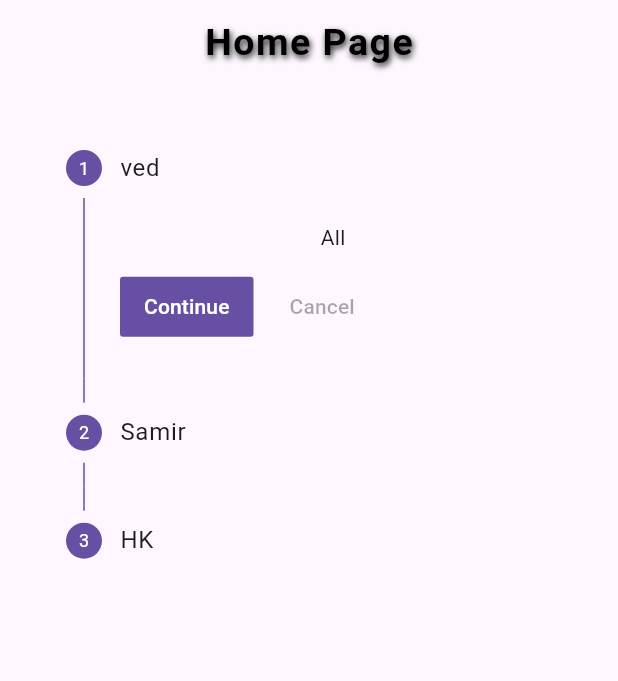
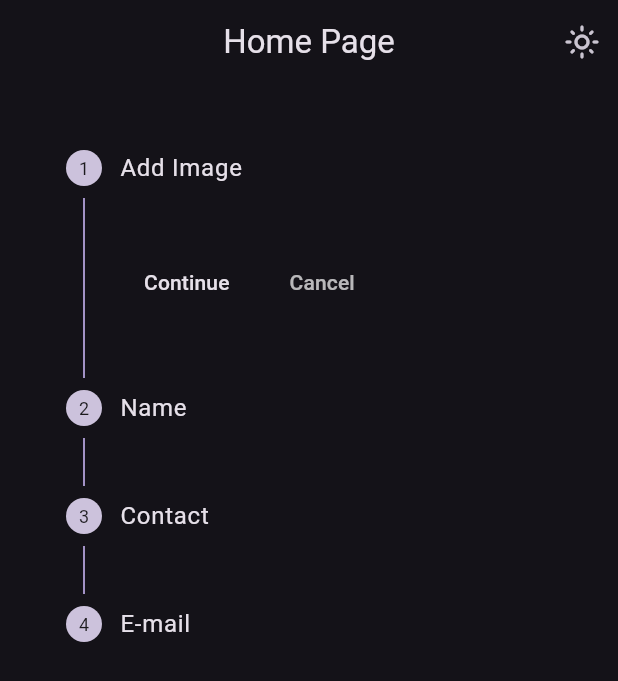
Before and after one commit to Vedpatel28/af_provider_contact_diary_app, a Flutter app: the screen it shows after launch, on a phone screen of 412 x 824 dp. Shown: the top 681 px of the screen. Run offline on Flutter 3.47's test engine with Material 2 defaults, Android fonts, the phone set to English and light mode, and no system bars; our stand-ins replace device_preview, google_fonts; Roboto replaces fonts that are missing (Varta).

Commit message:
VP | 25/05/23 | # Theme Add...

```diff
--- a/lib/controllers/stepper_controller.dart
+++ b/lib/controllers/stepper_controller.dart
@@ -1,15 +1,29 @@
 import 'package:flutter/cupertino.dart';
+import 'package:flutter/material.dart';
 
 class MyStepper extends ChangeNotifier {
   int steppercounte = 0;
 
   stepperup() {
+    if (steppercounte < 3) {
+      steppercounte++;
+    }
     notifyListeners();
-    steppercounte++;
   }
 
   stepperdoun() {
-    steppercounte--;
+    if (steppercounte > 0) {
+      steppercounte--;
+    }
     notifyListeners();
   }
 }
+
+class Themechanger extends ChangeNotifier {
+  bool themechange = true;
+
+  changetheme() {
+    themechange = !themechange;
+    notifyListeners();
+  }
+}
--- a/lib/main.dart
+++ b/lib/main.dart
@@ -7,13 +7,14 @@ import 'package:google_fonts/google_fonts.dart';
 import 'package:provider/provider.dart';
 
 void main() {
-  Provider.debugCheckInvalidValueType = null;
-
   runApp(
     MultiProvider(
       providers: [
-        Provider(
+        ListenableProvider(
           create: (context) => MyStepper(),
+        ),
+        ListenableProvider(
+          create: (context) => Themechanger(),
         ),
       ],
       // child: DevicePreview(
@@ -32,8 +33,6 @@ class MyApp extends StatelessWidget {
   Widget build(BuildContext context) {
     return MaterialApp(
       debugShowCheckedModeBanner: false,
-      // dark Theme Mode Code
-
       theme: ThemeData(
         useMaterial3: true,
         appBarTheme: AppBarTheme(
@@ -64,7 +63,13 @@ class MyApp extends StatelessWidget {
       darkTheme: ThemeData(
         useMaterial3: true,
         brightness: Brightness.dark,
+        appBarTheme: AppBarTheme(
+          centerTitle: true,
+        ),
       ),
+
+      themeMode: Provider.of<Themechanger>(context).themechange ? ThemeMode.dark : ThemeMode.light,
+
       routes: {
         allroutes.homepage: (context) => const home_page(),
       },
--- a/lib/views/screen/home_page.dart
+++ b/lib/views/screen/home_page.dart
@@ -14,43 +14,51 @@ class home_page extends StatelessWidget {
         title: const Text(
           "Home Page",
         ),
+        actions: [
+          IconButton(
+            onPressed: () {
+              Provider.of<Themechanger>(context, listen: false).changetheme();
+            },
+            icon: Icon(
+              Provider.of<Themechanger>(context).themechange ? Icons.light_mode_outlined : Icons.dark_mode_outlined,
+            ),
+          ),
+        ],
       ),
       body: Padding(
         padding: const EdgeInsets.all(20),
-        child: Stepper(
-          currentStep: Provider.of<MyStepper>(context).steppercounte,
+        child: Consumer<MyStepper>(
+          builder: (context, provider, widget) => Stepper(
+            currentStep: provider.steppercounte,
             onStepContinue: () {
-            Provider.of<MyStepper>(context).stepperup();
+              provider.stepperup();
+            },
+            onStepCancel: () {
+              provider.stepperdoun();
             },
             steps: <Step>[
               Step(
                 isActive: true,
-              title: const Text("ved"),
-              content: SizedBox(
-                height: s.height * 0.02,
-                width: s.width * 0.05,
-                child: const Text("All"),
-              ),
+                title: const Text("Add Image"),
+                content: Container(),
               ),
               Step(
                 isActive: true,
-              title: const Text("Samir"),
-              content: SizedBox(
-                height: s.height * 0.02,
-                width: s.width * 0.02,
-                child: const Text("All"),
-              ),
+                title: const Text("Name"),
+                content: Container(),
               ),
               Step(
                 isActive: true,
-              title: const Text("HK"),
-              content: SizedBox(
-                height: s.height * 0.02,
-                width: s.width * 0.02,
-                child: const Text("All"),
+                title: const Text("Contact"),
+                content: Container(),
               ),
+              Step(
+                isActive: true,
+                title: const Text("E-mail"),
+                content: Container(),
               ),
             ],
+          ),
         ),
       ),
     );
```
Also changed, not shown: pubspec.lock. Lines whose indentation alone changed are shown as unchanged.
